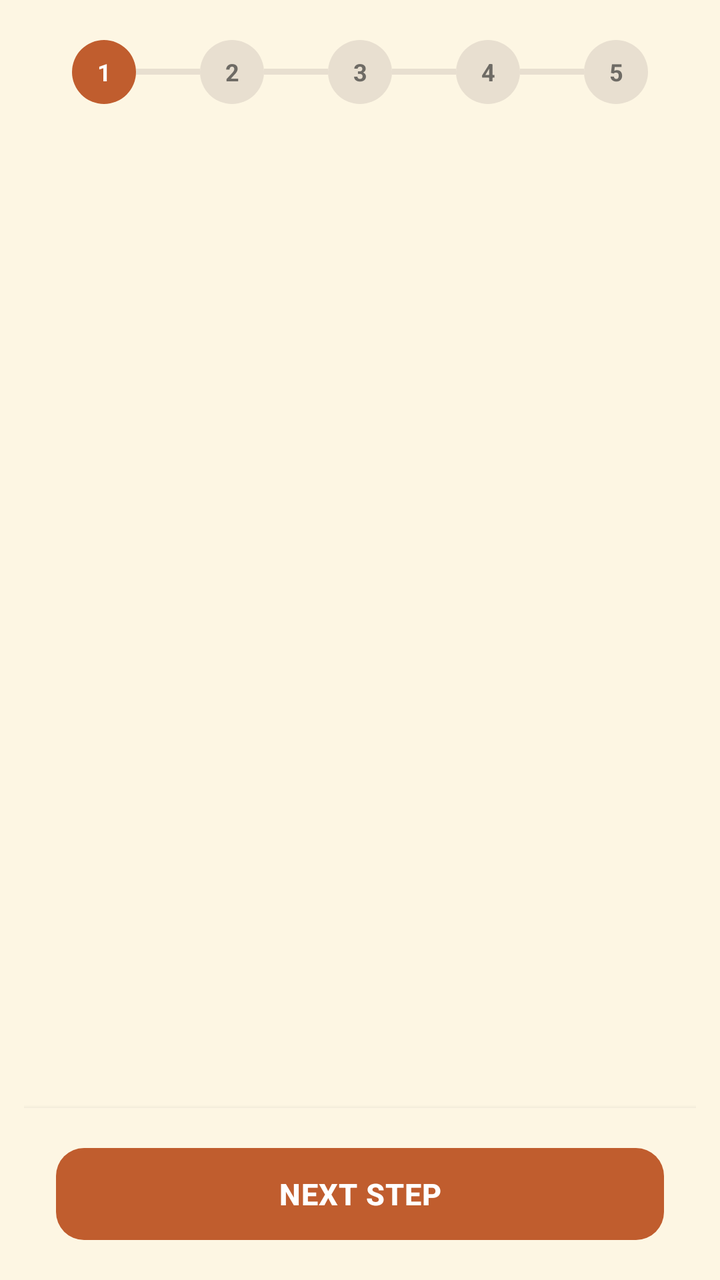
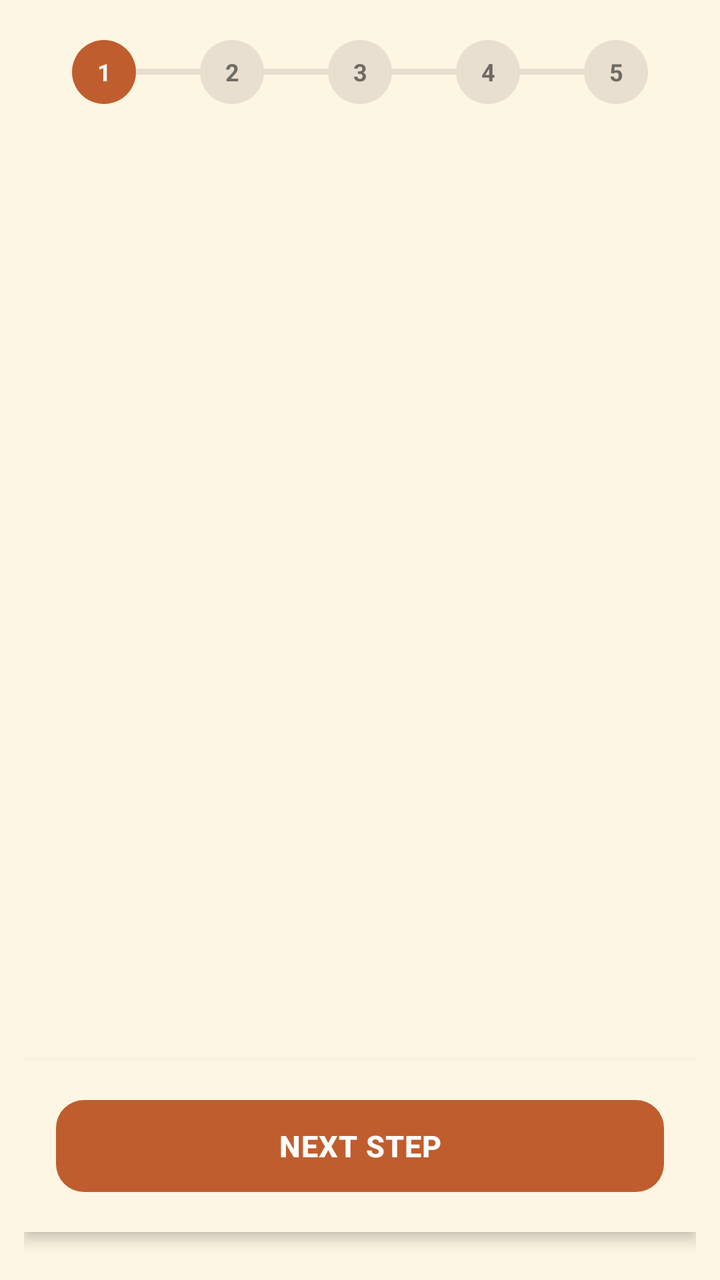

Two renders of the same Android screen: before a commit and after it. Below are the layout's source before the change and the commit's diff.
<!-- AndroidManifest.xml: application theme Theme.TerraLink -->
<!-- res/layout/activity_register_client.xml -->
<?xml version="1.0" encoding="utf-8"?>
<androidx.coordinatorlayout.widget.CoordinatorLayout 
    xmlns:android="http://schemas.android.com/apk/res/android"
    xmlns:app="http://schemas.android.com/apk/res-auto"
    xmlns:tools="http://schemas.android.com/tools"
    android:layout_width="match_parent"
    android:layout_height="match_parent"
    android:background="@color/bg_cream">

    <LinearLayout
    android:layout_width="match_parent"
    android:layout_height="match_parent"
    android:orientation="vertical"
    android:paddingStart="12dp"
    android:paddingEnd="12dp">

        
        <include
            android:id="@+id/stepperHeader"
            layout="@layout/layout_stepper_indicator"
            android:layout_width="match_parent"
            android:layout_height="wrap_content"
            android:layout_marginHorizontal="24dp"
            android:layout_marginTop="20dp" />

        
        <com.google.android.material.card.MaterialCardView
            android:id="@+id/cardErrorBanner"
            android:layout_width="match_parent"
            android:layout_height="wrap_content"
            android:layout_marginHorizontal="20dp"
            android:layout_marginTop="12dp"
            android:visibility="gone"
            app:cardBackgroundColor="@color/status_red_bg"
            app:cardCornerRadius="12dp"
            app:strokeColor="@color/status_red"
            app:strokeWidth="1dp"
            tools:visibility="visible">

            <TextView
                android:id="@+id/tvErrorBanner"
                android:layout_width="match_parent"
                android:layout_height="wrap_content"
                android:padding="14dp"
                android:text="Two fields need attention before this client can move to the next step."
                android:textColor="@color/status_red"
                android:textAppearance="?attr/textAppearanceBodySmall"
                android:textStyle="bold" />
        </com.google.android.material.card.MaterialCardView>

        
        <FrameLayout
            android:id="@+id/stepFragmentContainer"
            android:layout_width="match_parent"
            android:layout_height="0dp"
            android:layout_weight="1"
            android:padding="12dp" />

        
        <LinearLayout
            android:id="@+id/layoutBottomActions"
            android:layout_width="match_parent"
            android:layout_height="wrap_content"
            android:background="@color/bg_cream"
            android:orientation="horizontal"
            android:padding="16dp"
            android:elevation="4dp">

            <com.google.android.material.button.MaterialButton
                android:id="@+id/btnPreviousStep"
                style="@style/Widget.TerraLink.Button.Outlined"
                android:layout_width="0dp"
                android:layout_height="wrap_content"
                android:layout_marginEnd="12dp"
                android:layout_weight="1"
                android:text="PREVIOUS"
                android:visibility="gone"
                tools:visibility="visible" />

            <com.google.android.material.button.MaterialButton
                android:id="@+id/btnNextStep"
                style="@style/Widget.TerraLink.Button.Primary"
                android:layout_width="0dp"
                android:layout_height="wrap_content"
                android:layout_weight="1"
                android:text="NEXT STEP" />
        </LinearLayout>

    </LinearLayout>

    <include
        android:id="@+id/loadingView"
        layout="@layout/layout_loading_error" />

</androidx.coordinatorlayout.widget.CoordinatorLayout>
<!-- res/layout/layout_stepper_indicator.xml (included above) -->
<?xml version="1.0" encoding="utf-8"?>
<LinearLayout xmlns:android="http://schemas.android.com/apk/res/android"
    android:layout_width="match_parent"
    android:layout_height="wrap_content"
    android:gravity="center_vertical"
    android:orientation="horizontal">

    <TextView
        android:id="@+id/step1Indicator"
        android:layout_width="32dp"
        android:layout_height="32dp"
        android:background="@drawable/bg_stepper_active"
        android:gravity="center"
        android:text="1"
        android:textColor="@color/on_terracotta"
        android:textAppearance="?attr/textAppearanceBodySmall"
        android:textStyle="bold" />

    <View
        android:id="@+id/step1Line"
        android:layout_width="0dp"
        android:layout_height="3dp"
        android:layout_weight="1"
        android:background="@color/stepper_track" />

    <TextView
        android:id="@+id/step2Indicator"
        android:layout_width="32dp"
        android:layout_height="32dp"
        android:background="@drawable/bg_stepper_inactive"
        android:gravity="center"
        android:text="2"
        android:textColor="@color/text_secondary"
        android:textAppearance="?attr/textAppearanceBodySmall"
        android:textStyle="bold" />

    <View
        android:id="@+id/step2Line"
        android:layout_width="0dp"
        android:layout_height="3dp"
        android:layout_weight="1"
        android:background="@color/stepper_track" />

    <TextView
        android:id="@+id/step3Indicator"
        android:layout_width="32dp"
        android:layout_height="32dp"
        android:background="@drawable/bg_stepper_inactive"
        android:gravity="center"
        android:text="3"
        android:textColor="@color/text_secondary"
        android:textAppearance="?attr/textAppearanceBodySmall"
        android:textStyle="bold" />

    <View
        android:id="@+id/step3Line"
        android:layout_width="0dp"
        android:layout_height="3dp"
        android:layout_weight="1"
        android:background="@color/stepper_track" />

    <TextView
        android:id="@+id/step4Indicator"
        android:layout_width="32dp"
        android:layout_height="32dp"
        android:background="@drawable/bg_stepper_inactive"
        android:gravity="center"
        android:text="4"
        android:textColor="@color/text_secondary"
        android:textAppearance="?attr/textAppearanceBodySmall"
        android:textStyle="bold" />

    <View
        android:id="@+id/step4Line"
        android:layout_width="0dp"
        android:layout_height="3dp"
        android:layout_weight="1"
        android:background="@color/stepper_track" />

    <TextView
        android:id="@+id/step5Indicator"
        android:layout_width="32dp"
        android:layout_height="32dp"
        android:background="@drawable/bg_stepper_inactive"
        android:gravity="center"
        android:text="5"
        android:textColor="@color/text_secondary"
        android:textAppearance="?attr/textAppearanceBodySmall"
        android:textStyle="bold" />

</LinearLayout>
<!-- res/layout/layout_loading_error.xml (included above) -->
<?xml version="1.0" encoding="utf-8"?>
<FrameLayout xmlns:android="http://schemas.android.com/apk/res/android"
    xmlns:app="http://schemas.android.com/apk/res-auto"
    android:layout_width="match_parent"
    android:layout_height="match_parent"
    android:visibility="gone"
    android:background="#80FFFFFF">

    <com.google.android.material.progressindicator.CircularProgressIndicator
        android:id="@+id/progressBar"
        android:layout_width="64dp"
        android:layout_height="64dp"
        android:layout_gravity="center"
        app:indicatorColor="@color/terracotta_primary"
        app:trackColor="@color/terracotta_container"
        app:indicatorSize="64dp"
        app:trackThickness="4dp" />

    <LinearLayout
        android:id="@+id/errorGroup"
        android:visibility="gone"
        android:orientation="vertical"
        android:layout_gravity="center"
        android:gravity="center"
        android:layout_width="wrap_content"
        android:layout_height="wrap_content">

        <TextView
            android:id="@+id/tvError"
            android:layout_width="wrap_content"
            android:layout_height="wrap_content"
            android:text="An error occurred"
            android:textAppearance="?attr/textAppearanceBodyMedium"
            android:textColor="@color/navy_text_primary"
            android:layout_marginBottom="12dp" />

        <com.google.android.material.button.MaterialButton
            android:id="@+id/btnRetry"
            style="@style/Widget.TerraLink.Button.Outlined"
            android:layout_width="wrap_content"
            android:layout_height="wrap_content"
            android:text="Retry" />
    </LinearLayout>

</FrameLayout>
<!-- resources referenced by this layout -->
<resources>
  <color name="bg_cream">#FDF6E3</color>
  <color name="navy_text_primary">#1C1E21</color>
  <color name="on_terracotta">#FFFFFF</color>
  <color name="status_red">#DC2626</color>
  <color name="status_red_bg">#FEE2E2</color>
  <color name="stepper_track">#E8DFD0</color>
  <color name="terracotta_container">#FBECE5</color>
  <color name="terracotta_primary">#C05D2E</color>
  <color name="text_secondary">#6E6B65</color>
  <!-- drawable bg_stepper_active (drawable) -->
  <?xml version="1.0" encoding="utf-8"?>
  <shape xmlns:android="http://schemas.android.com/apk/res/android"
      android:shape="oval">
      <solid android:color="@color/terracotta_primary" />
  </shape>
  <!-- drawable bg_stepper_inactive (drawable) -->
  <?xml version="1.0" encoding="utf-8"?>
  <shape xmlns:android="http://schemas.android.com/apk/res/android"
      android:shape="oval">
      <solid android:color="@color/stepper_track" />
  </shape>
  <style name="Widget.TerraLink.Button.Outlined" parent="Widget.Material3.Button.OutlinedButton">
          <item name="strokeColor">@color/terracotta_primary</item>
          <item name="strokeWidth">1.5dp</item>
          <item name="android:textColor">@color/terracotta_primary</item>
          <item name="cornerRadius">14dp</item>
          <item name="android:minHeight">54dp</item>
          <item name="android:textSize">15sp</item>
          <item name="android:textStyle">bold</item>
      </style>
  <style name="Widget.TerraLink.Button.Primary" parent="Widget.Material3.Button">
          <item name="backgroundTint">@color/terralink_button_primary</item>
          <item name="android:textColor">@color/on_terracotta</item>
          <item name="cornerRadius">14dp</item>
          <item name="android:minHeight">54dp</item>
          <item name="android:textSize">15sp</item>
          <item name="android:textStyle">bold</item>
          <item name="android:letterSpacing">0.02</item>
      </style>
  <style name="Theme.TerraLink" parent="Theme.Material3.Light.NoActionBar">
          <item name="colorPrimary">@color/terracotta_primary</item>
          <item name="colorOnPrimary">@color/on_terracotta</item>
          <item name="colorPrimaryContainer">@color/terracotta_container</item>
          <item name="colorSecondary">@color/olive_secondary</item>
          <item name="android:colorBackground">@color/bg_cream</item>
          <item name="colorSurface">@color/surface_card</item>
          <item name="colorOnSurface">@color/navy_text_primary</item>
          <item name="colorError">@color/status_red</item>
          
          <item name="android:statusBarColor">@color/bg_cream</item>
          <item name="android:windowLightStatusBar">true</item>
          <item name="android:navigationBarColor">@color/surface_card</item>
          <item name="android:windowLightNavigationBar" tools:targetApi="27">true</item>
      </style>
  <color name="olive_secondary">#77804B</color>
  <color name="surface_card">#FFFFFF</color>
</resources>

<!-- the commit's change to res/layout/activity_register_client.xml (unified diff, before → after) -->
@@ -64,6 +64,7 @@
             android:background="@color/bg_cream"
             android:orientation="horizontal"
             android:padding="16dp"
+            android:layout_marginBottom="24dp"
             android:elevation="4dp">
 
             <com.google.android.material.button.MaterialButton
